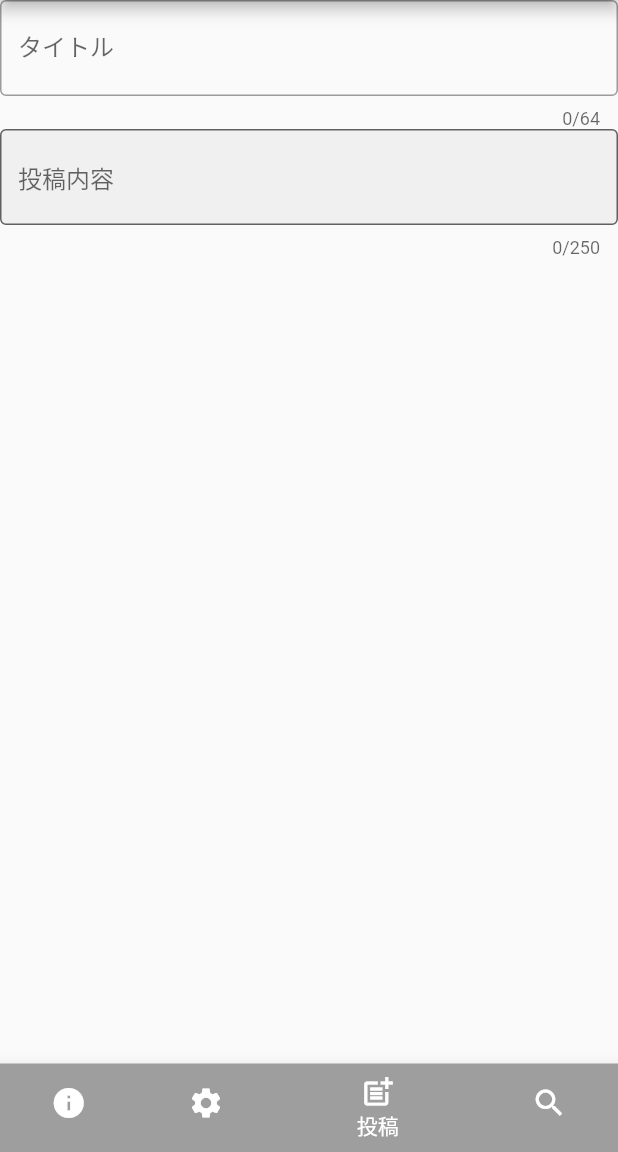
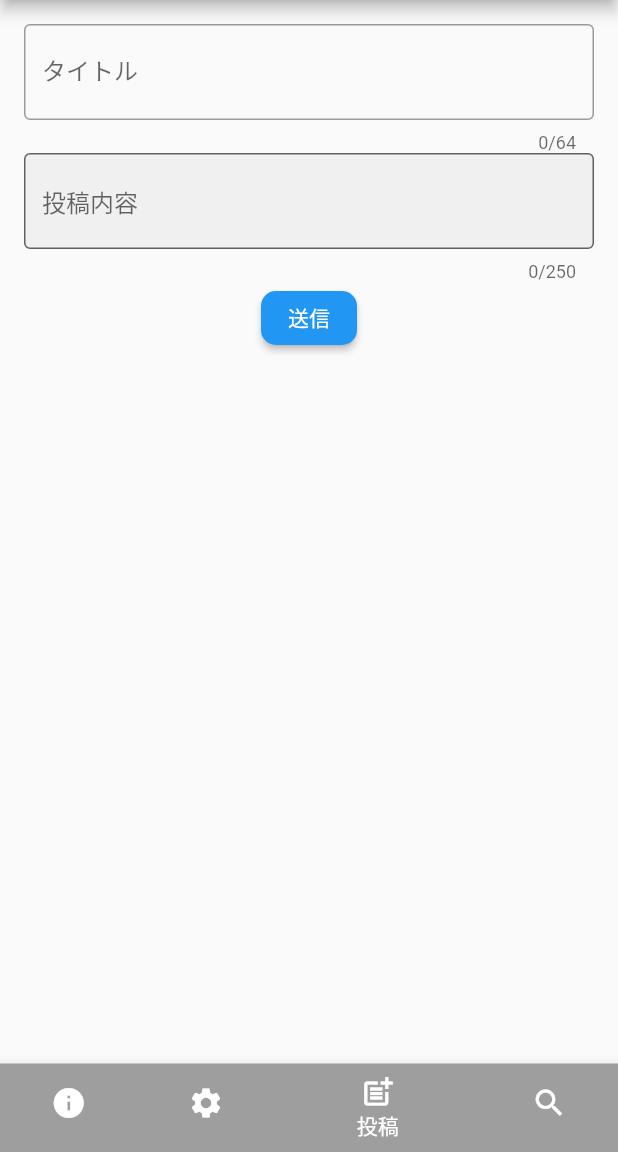
Before and after one commit to sysdjp/neighbor, a Flutter app: the screen it shows after launch, item 3 of the bottom bar chosen, on a phone screen of 412 x 824 dp, the part 84-1236 px from its top. Run offline on Flutter 3.47's test engine with Material 2 defaults, Android fonts, the phone set to English and light mode, and no system bars; our stand-ins replace firebase_core; accounts and stored records are empty.

Commit message:
commit stateless(送信ボタンを追加

```diff
--- a/lib/post/post_page.dart
+++ b/lib/post/post_page.dart
@@ -8,7 +8,10 @@ class PostPage extends StatelessWidget {
 
   @override
   Widget build(BuildContext context) {
-    return Column(children: [
+    return Padding(
+      padding: const EdgeInsets.all(16.0),
+      child: SingleChildScrollView(
+        child: Column(children: [
           TextField(
             controller: titleTextController,
             maxLength: 64,
@@ -29,7 +32,19 @@ class PostPage extends StatelessWidget {
               alignLabelWithHint: true,
               filled: true,
             ),
-      )
-    ]);
+          ),
+          ElevatedButton(
+            onPressed: () {},
+            child: Text('送信'),
+            style: ElevatedButton.styleFrom(
+                shape: RoundedRectangleBorder(
+              borderRadius: BorderRadius.all(
+                Radius.circular(10.0),
+              ),
+            )),
+          ),
+        ]),
+      ),
+    );
   }
 }
```
Lines whose indentation alone changed are shown as unchanged.
